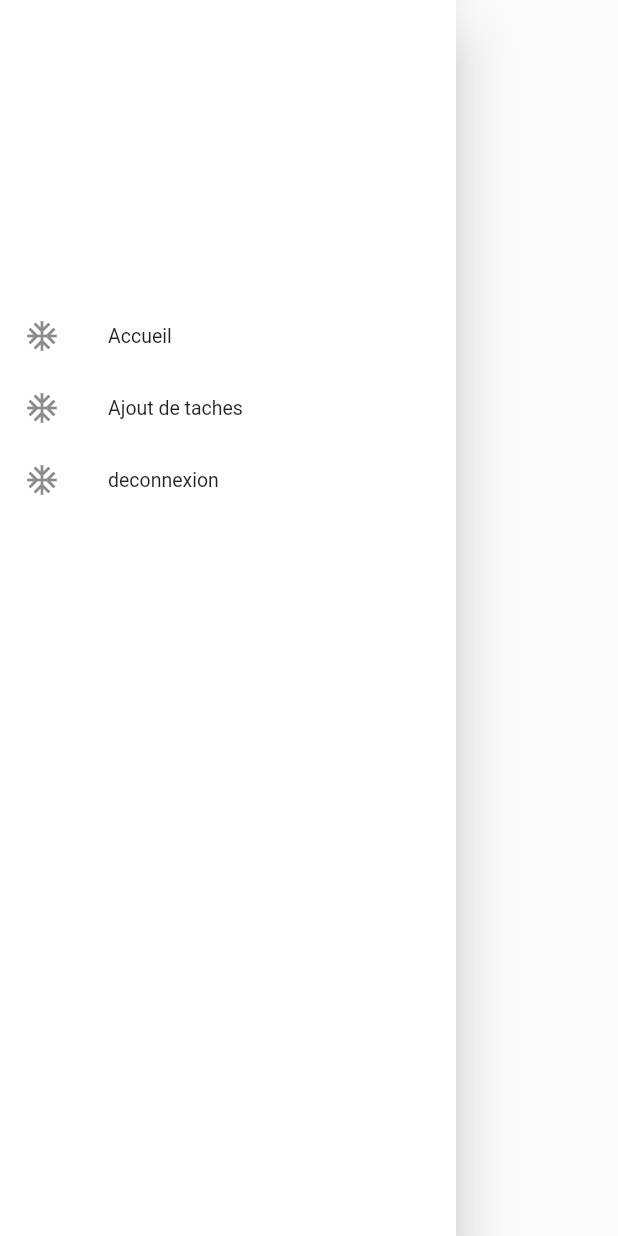
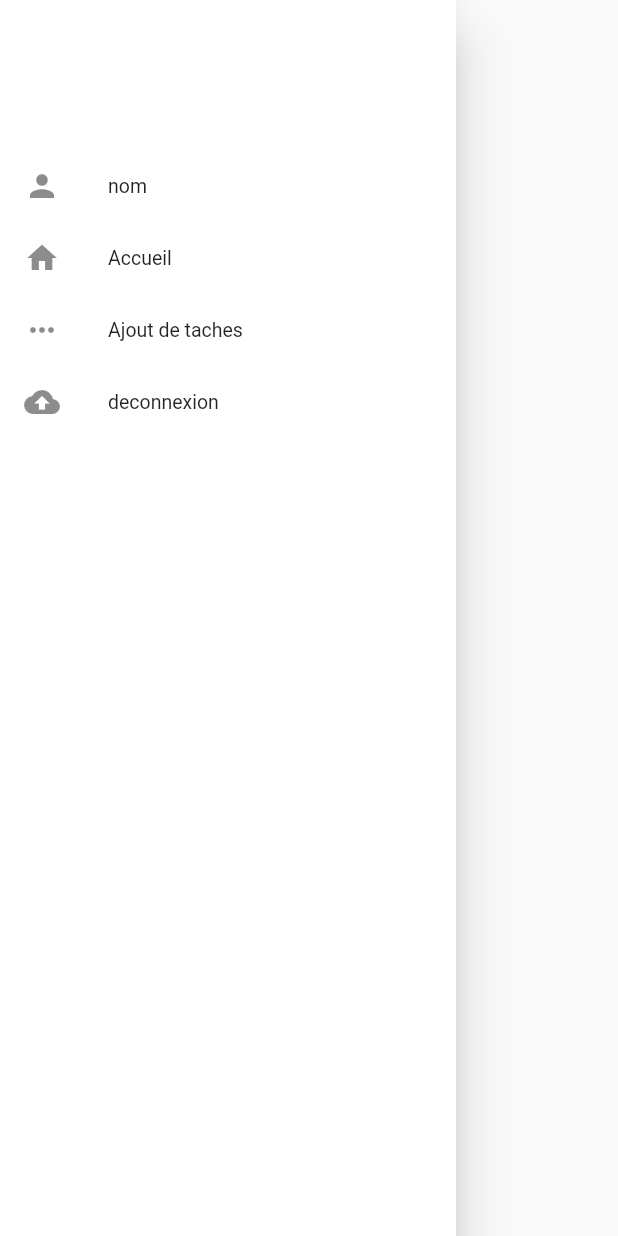
Before and after one commit to Joyce0501/A21-4205N6-KickMyFlutter-Nouteji, a Flutter app: the LeTiroir widget shown alone on an empty page, opened directly, on a phone screen of 412 x 824 dp. Run offline on Flutter 3.47's test engine with Material 2 defaults, Android fonts, the phone set to English and light mode, and no system bars; our stand-ins replace cookie_jar, dio, dio_cookie_manager; missing offline and left inert: dart:ffi; network calls fail.

```diff
--- a/kick_my_flutter/lib/ecran_accueil.dart
+++ b/kick_my_flutter/lib/ecran_accueil.dart
@@ -123,8 +123,6 @@ class _EcranAccueilState extends State<EcranAccueil> {
                       ),
                     );
                   },
-
-
                   title: Text(this.taches[index].deadline.toString()),
                 ),
               ),
--- a/kick_my_flutter/lib/ecran_inscription.dart
+++ b/kick_my_flutter/lib/ecran_inscription.dart
@@ -19,6 +19,8 @@ class _EcranInscriptionState extends State<EcranInscription> {
   String passwordInscription = "";
   String confirmationpassword = "";
 
+
+
   inscription() async {
 
     if(confirmationpassword.toString().isEmpty && confirmationpassword.toString() != passwordInscription.toString() )
@@ -35,7 +37,10 @@ class _EcranInscriptionState extends State<EcranInscription> {
         SignupRequest req = SignupRequest();
         req.username = nomInscription;
         req.password = passwordInscription;
+
         var reponse = await signup(req);
+
+
         print(reponse);
 
         Navigator.push(
--- a/kick_my_flutter/lib/lib_http.dart
+++ b/kick_my_flutter/lib/lib_http.dart
@@ -84,6 +84,7 @@ Future<TaskDetailResponse>taskdetail(int idtache) async {
   try {
     var response = await SingletonDio.getDio().get(
         'http://10.0.2.2:8080/api/detail/'+idtache.toString());
+
  //   'http://10.0.2.2:8080/api/detail/?id=''$idtache');
 
   print(response);
@@ -98,7 +99,7 @@ Future<TaskDetailResponse>taskdetail(int idtache) async {
 Future taskpercentage(int idtache, int percentage) async {
   try {
     var response = await SingletonDio.getDio().get(
-        'http://10.0.2.2:8080/api/progress/'+idtache.toString() +percentage.toString()
+        'http://10.0.2.2:8080/api/progress/'+idtache.toString() + '/' +percentage.toString()
     );
 
     print(response);
--- a/kick_my_flutter/lib/tiroir_nav.dart
+++ b/kick_my_flutter/lib/tiroir_nav.dart
@@ -1,6 +1,8 @@
 import 'package:flutter/material.dart';
 import 'package:kick_my_flutter/ecran_connexion.dart';
 import 'package:kick_my_flutter/ecran_creation.dart';
+import 'package:kick_my_flutter/lib_http.dart';
+import 'package:kick_my_flutter/transfer.dart';
 
 import 'ecran_accueil.dart';
 
@@ -16,13 +18,22 @@ class LeTiroirState extends State<LeTiroir> {
 
   @override
   Widget build(BuildContext context) {
+
+
     var listView = ListView(
       padding: EdgeInsets.zero,
       children: <Widget>[
-        Container(height: 200,),
+        Container(height: 100,),
+
         ListTile(
           dense: true,
-          leading: Icon(Icons.ac_unit),
+          leading: Icon(Icons.person),
+          title: Text("nom"),
+        ),
+
+        ListTile(
+          dense: true,
+          leading: Icon(Icons.home),
           title: Text("Accueil"),
           onTap: () {
             // TODO ferme le tiroir de navigation
@@ -41,7 +52,7 @@ class LeTiroirState extends State<LeTiroir> {
         // ecran sans paramtre.
         ListTile(
           dense: true,
-          leading: Icon(Icons.ac_unit),
+          leading: Icon(Icons.more_horiz),
           title: Text("Ajout de taches"),
           onTap: () {
             Navigator.of(context).pop();
@@ -57,7 +68,7 @@ class LeTiroirState extends State<LeTiroir> {
 
         ListTile(
           dense: true,
-          leading: Icon(Icons.ac_unit),
+          leading: Icon(Icons.backup),
           title: Text("deconnexion"),
           onTap: () {
             Navigator.of(context).pop();
--- a/kick_my_flutter/lib/transfer.dart
+++ b/kick_my_flutter/lib/transfer.dart
@@ -80,15 +80,19 @@ class  TaskDetailResponse  {
   late String name;
   late int percentageDone;
   late double percentageTimeSpent;
+
+  @JsonKey(fromJson: _fromJson, toJson: _toJson)
   late DateTime deadline = DateTime.now();
 
   factory  TaskDetailResponse.fromJson(Map<String, dynamic> json) => _$TaskDetailResponseFromJson(json);
   Map<String, dynamic> toJson() => _$TaskDetailResponseToJson(this);
 }
 
+
 final _dateFormatter = DateFormat("yyyy-MM-dd'T'HH:mm:ss");
 DateTime _fromJson(String date) => _dateFormatter.parse(date);
 String _toJson(DateTime date) => _dateFormatter.format(date);
 
 
+
 // flutter pub run build_runner build
```
Also changed, not shown: kick_my_flutter/lib/ecran_consultation.dart (+23 -6 lines).
